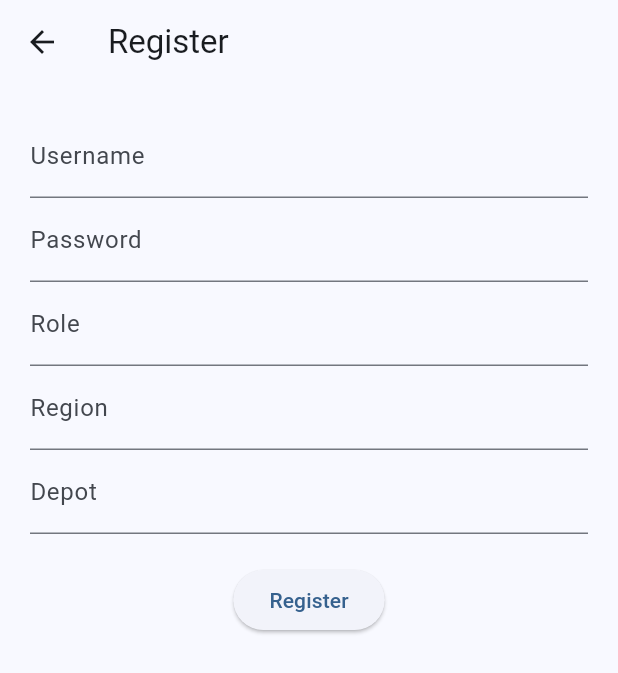
After one commit to manishallied37/transvolt-frontend, a Flutter app: the screen it shows after launch, after a tap on "Create account", on a phone screen of 412 x 824 dp. The commit adds this screen. Shown: the top 673 px of the screen. Run offline on Flutter 3.47's test engine with Material 3 defaults, Android fonts, the phone set to English and light mode, and no system bars; our stand-ins replace device_info_plus, flutter_secure_storage, jwt_decoder; network calls fail.

Commit message:
Refresh token rotation, Register module

```diff
--- a/lib/main.dart
+++ b/lib/main.dart
@@ -2,6 +2,7 @@ import 'package:flutter/material.dart';
 import 'services/token_storage.dart';
 import 'screens/login_screen.dart';
 import 'screens/dashboard_screen.dart';
+import 'screens/register_screen.dart';
 
 void main() {
   runApp(const MyApp());
@@ -20,9 +21,18 @@ class MyApp extends StatelessWidget {
     return MaterialApp(
       title: 'Secure App',
       debugShowCheckedModeBanner: false,
+
       theme: ThemeData(
         colorScheme: ColorScheme.fromSeed(seedColor: Colors.blue),
       ),
+
+      // 👇 Add named routes here
+      routes: {
+        "/login": (context) => const LoginScreen(),
+        "/register": (context) => const RegisterScreen(),
+        "/dashboard": (context) => const DashboardScreen(),
+      },
+
       home: FutureBuilder(
         future: checkLogin(),
         builder: (context, snapshot) {
--- a/lib/screens/login_screen.dart
+++ b/lib/screens/login_screen.dart
@@ -54,7 +54,6 @@ class _LoginScreenState extends State<LoginScreen> {
         padding: const EdgeInsets.all(20),
         child: Column(
           mainAxisAlignment: MainAxisAlignment.center,
-
           children: [
             TextField(
               controller: usernameController,
@@ -74,6 +73,15 @@ class _LoginScreenState extends State<LoginScreen> {
             loading
                 ? const CircularProgressIndicator()
                 : ElevatedButton(onPressed: login, child: const Text("Login")),
+
+            const SizedBox(height: 10),
+
+            TextButton(
+              onPressed: () {
+                Navigator.pushNamed(context, "/register");
+              },
+              child: const Text("Create account"),
+            ),
           ],
         ),
       ),
--- /dev/null
+++ b/lib/screens/register_screen.dart
@@ -0,0 +1,99 @@
+import 'package:flutter/material.dart';
+import '../services/auth_service.dart';
+import '../services/device_service.dart';
+
+class RegisterScreen extends StatefulWidget {
+  const RegisterScreen({super.key});
+
+  @override
+  State<RegisterScreen> createState() => _RegisterScreenState();
+}
+
+class _RegisterScreenState extends State<RegisterScreen> {
+  final usernameController = TextEditingController();
+  final passwordController = TextEditingController();
+  final roleController = TextEditingController();
+  final regionController = TextEditingController();
+  final depotController = TextEditingController();
+
+  bool loading = false;
+
+  Future<void> register() async {
+    setState(() {
+      loading = true;
+    });
+
+    String deviceId = await DeviceService.getDeviceId();
+
+    bool success = await AuthService.register(
+      usernameController.text,
+      passwordController.text,
+      roleController.text,
+      regionController.text,
+      depotController.text,
+      deviceId,
+    );
+
+    setState(() {
+      loading = false;
+    });
+
+    if (success) {
+      Navigator.pushReplacementNamed(context, "/dashboard");
+    } else {
+      ScaffoldMessenger.of(
+        context,
+      ).showSnackBar(const SnackBar(content: Text("Registration failed")));
+    }
+  }
+
+  @override
+  Widget build(BuildContext context) {
+    return Scaffold(
+      appBar: AppBar(title: const Text("Register")),
+
+      body: Padding(
+        padding: const EdgeInsets.all(20),
+
+        child: Column(
+          children: [
+            TextField(
+              controller: usernameController,
+              decoration: const InputDecoration(labelText: "Username"),
+            ),
+
+            TextField(
+              controller: passwordController,
+              obscureText: true,
+              decoration: const InputDecoration(labelText: "Password"),
+            ),
+
+            TextField(
+              controller: roleController,
+              decoration: const InputDecoration(labelText: "Role"),
+            ),
+
+            TextField(
+              controller: regionController,
+              decoration: const InputDecoration(labelText: "Region"),
+            ),
+
+            TextField(
+              controller: depotController,
+              decoration: const InputDecoration(labelText: "Depot"),
+            ),
+
+            const SizedBox(height: 20),
+
+            ElevatedButton(
+              onPressed: loading ? null : register,
+              child: loading
+                  ? const CircularProgressIndicator()
+                  : const Text("Register"),
+            ),
+          ],
+        ),
+      ),
+    );
+  }
+}
--- a/lib/services/auth_service.dart
+++ b/lib/services/auth_service.dart
@@ -14,9 +14,7 @@ class AuthService {
     try {
       final response = await http.post(
         Uri.parse("$baseUrl/auth/login"),
-
         headers: {"Content-Type": "application/json"},
-
         body: jsonEncode({
           "username": username,
           "password": password,
@@ -34,17 +32,87 @@ class AuthService {
         await TokenStorage.saveRefreshToken(refreshToken);
 
         return true;
-      } else {
-        return false;
       }
+
+      return false;
     } catch (e) {
       print("Login Error: $e");
-
       return false;
     }
   }
 
-  static Future<void> logout() async {
-    await TokenStorage.clearTokens();
+  static Future<bool> refreshAccessToken() async {
+    try {
+      String? refreshToken = await TokenStorage.getRefreshToken();
+
+      if (refreshToken == null) {
+        return false;
+      }
+
+      final response = await http.post(
+        Uri.parse("$baseUrl/auth/refresh"),
+        headers: {"Content-Type": "application/json"},
+        body: jsonEncode({"refreshToken": refreshToken}),
+      );
+
+      if (response.statusCode == 200) {
+        final data = jsonDecode(response.body);
+
+        String newAccessToken = data["accessToken"];
+        String? newRefreshToken = data["refreshToken"];
+
+        await TokenStorage.saveAccessToken(newAccessToken);
+
+        if (newRefreshToken != null) {
+          await TokenStorage.saveRefreshToken(newRefreshToken);
+        }
+
+        return true;
+      }
+
+      return false;
+    } catch (e) {
+      print("Refresh Token Error: $e");
+      return false;
+    }
+  }
+
+  static Future<bool> register(
+    String username,
+    String password,
+    String role,
+    String region,
+    String depot,
+    String deviceId,
+  ) async {
+    try {
+      final response = await http.post(
+        Uri.parse("$baseUrl/auth/register"),
+        headers: {"Content-Type": "application/json"},
+        body: jsonEncode({
+          "username": username,
+          "password": password,
+          "role": role,
+          "region": region,
+          "depot": depot,
+          "deviceId": deviceId,
+          "deviceName": "Flutter Device",
+        }),
+      );
+
+      if (response.statusCode == 200) {
+        final data = jsonDecode(response.body);
+
+        await TokenStorage.saveAccessToken(data["accessToken"]);
+        await TokenStorage.saveRefreshToken(data["refreshToken"]);
+
+        return true;
+      }
+
+      return false;
+    } catch (e) {
+      print("Register error: $e");
+      return false;
+    }
   }
 }
```
Also changed, not shown: lib/services/api_service.dart (+18 -1 lines), lib/services/token_storage.dart (+12 -4 lines).
